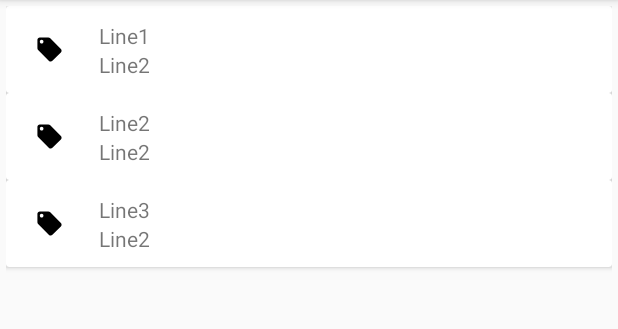
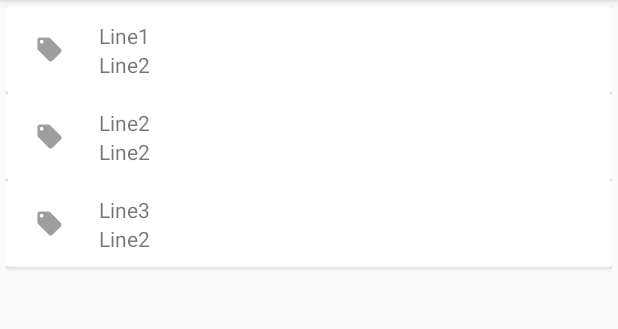
Before and after one commit to chaptone/MqttAppTest, an Android app: the fragment SubscribeFragment shown on its own in the app's theme, on a phone screen of 412 x 824 dp, the part 84-413 px from its top. Run offline under Robolectric (Android 15) with nearby library versions, the phone set to English and light mode, and no system bars; libraries missing offline, so code that uses them is left out: org.eclipse.paho.

Commit message:
fix-icon-color

```diff
--- a/app/src/main/res/drawable/ic_local_offer.xml
+++ b/app/src/main/res/drawable/ic_local_offer.xml
@@ -4,6 +4,6 @@
         android:viewportWidth="24.0"
         android:viewportHeight="24.0">
     <path
-        android:fillColor="#FF000000"
+        android:fillColor="#9E9E9E"
         android:pathData="M21.41,11.58l-9,-9C12.05,2.22 11.55,2 11,2H4c-1.1,0 -2,0.9 -2,2v7c0,0.55 0.22,1.05 0.59,1.42l9,9c0.36,0.36 0.86,0.58 1.41,0.58 0.55,0 1.05,-0.22 1.41,-0.59l7,-7c0.37,-0.36 0.59,-0.86 0.59,-1.41 0,-0.55 -0.23,-1.06 -0.59,-1.42zM5.5,7C4.67,7 4,6.33 4,5.5S4.67,4 5.5,4 7,4.67 7,5.5 6.33,7 5.5,7z"/>
 </vector>
```
